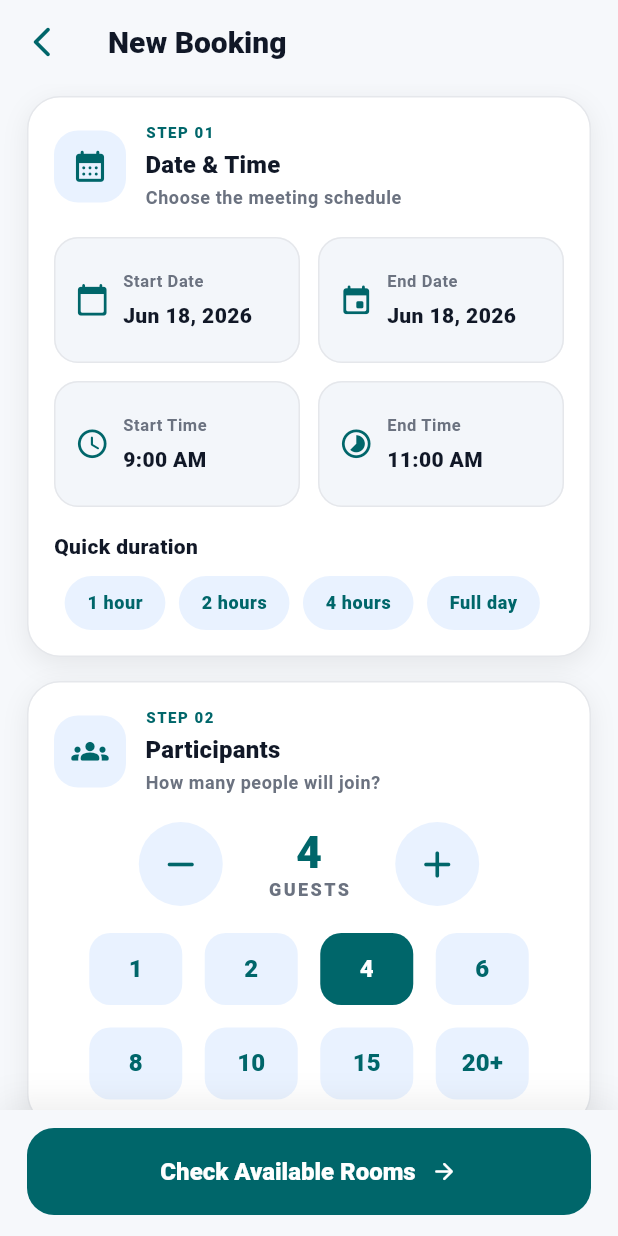
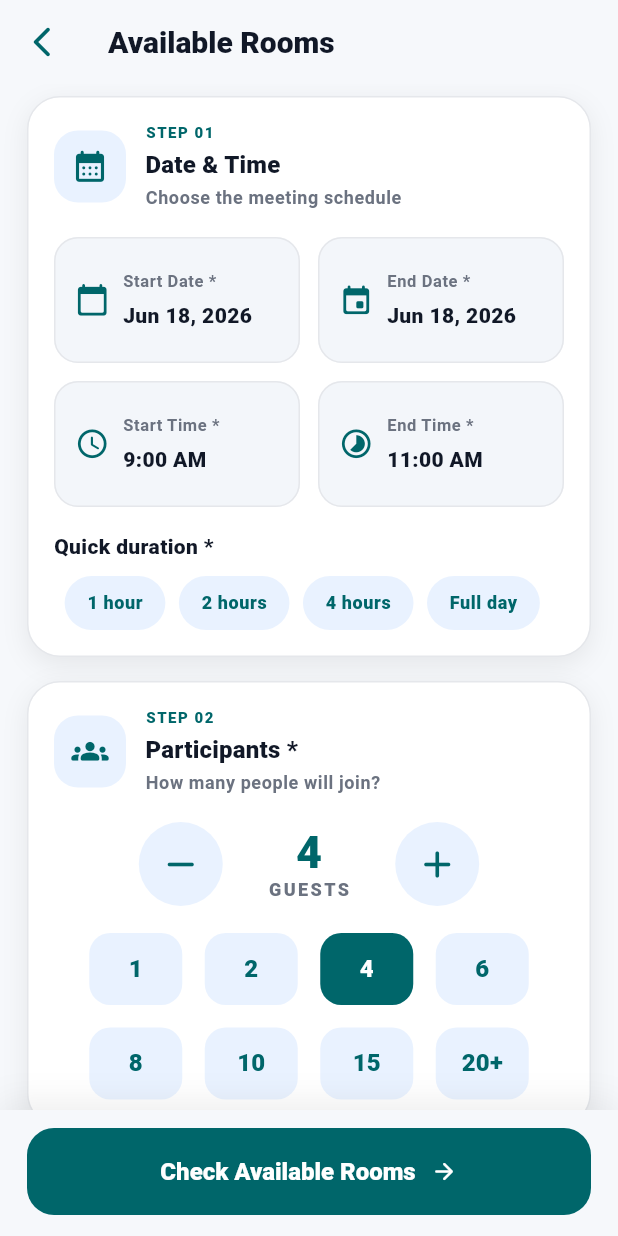
Before and after one commit to lratana/mrm_mobile, a Flutter app: the BookingSearchScreen screen opened directly, on a phone screen of 412 x 824 dp. Run offline on Flutter 3.47's test engine with Material 3 defaults, Android fonts, the light colour scheme and no system bars; our stand-ins replace cached_network_image, connectivity_plus, flutter_local_notifications, image_picker, share_plus, shared_preferences and 1 more; missing offline and left inert: clipboard, file_saver, to_csv; accounts and stored records are empty.

Commit message:
update date time on new booking

```diff
--- a/lib/screens/available_room_screen.dart
+++ b/lib/screens/available_room_screen.dart
@@ -68,7 +68,7 @@ class AvailableRoomScreen extends StatelessWidget {
         backgroundColor: context.appColors.background,
         elevation: 0,
         title: Text(
-          'Select Room',
+          'Select Available Room',
           style: context.appText.titleLarge?.copyWith(
             color: AppConstants.primary,
             fontWeight: FontWeight.w900,
--- a/lib/screens/booking_screen.dart
+++ b/lib/screens/booking_screen.dart
@@ -30,7 +30,7 @@ class _ExtraTimeSheet extends StatelessWidget {
   const _ExtraTimeSheet({required this.booking});
 
   String _formatTime(BuildContext context, DateTime dateTime) {
-    final localDateTime = dateTime;
+    final localDateTime = dateTime.toLocal();
 
     return MaterialLocalizations.of(context).formatTimeOfDay(
       TimeOfDay.fromDateTime(localDateTime),
@@ -255,7 +255,7 @@ class _ExtraTimeOption extends StatelessWidget {
   const _ExtraTimeOption({required this.hours, required this.currentEnd});
 
   String _formatTime(BuildContext context, DateTime dateTime) {
-    final localDateTime = dateTime;
+    final localDateTime = dateTime.toLocal();
 
     return MaterialLocalizations.of(context).formatTimeOfDay(
       TimeOfDay.fromDateTime(localDateTime),
--- a/lib/screens/booking_search_screen.dart
+++ b/lib/screens/booking_search_screen.dart
@@ -208,7 +208,7 @@ class _BookingSearchScreenState extends State<BookingSearchScreen> {
           onPressed: () => Navigator.pop(context),
         ),
         title: Text(
-          'New Booking',
+          'Available Rooms',
           style: context.appText.titleLarge?.copyWith(
             color: context.appColors.text,
             fontWeight: FontWeight.w900,
@@ -242,7 +242,7 @@ class _BookingSearchScreenState extends State<BookingSearchScreen> {
                     children: [
                       Expanded(
                         child: _DateTimeBox(
-                          label: 'Start Date',
+                          label: 'Start Date *',
                           value: _formatDate(selectedStartDate),
                           icon: Icons.calendar_today_rounded,
                           onTap: () => _pickDate(isStart: true),
@@ -251,7 +251,7 @@ class _BookingSearchScreenState extends State<BookingSearchScreen> {
                       const SizedBox(width: 12),
                       Expanded(
                         child: _DateTimeBox(
-                          label: 'End Date',
+                          label: 'End Date *',
                           value: _formatDate(selectedEndDate),
                           icon: Icons.event_rounded,
                           onTap: () => _pickDate(isStart: false),
@@ -266,7 +266,7 @@ class _BookingSearchScreenState extends State<BookingSearchScreen> {
                     children: [
                       Expanded(
                         child: _DateTimeBox(
-                          label: 'Start Time',
+                          label: 'Start Time *',
                           value: _formatTime(selectedStartTime),
                           icon: Icons.access_time_rounded,
                           onTap: () => _pickTime(isStart: true),
@@ -275,7 +275,7 @@ class _BookingSearchScreenState extends State<BookingSearchScreen> {
                       const SizedBox(width: 12),
                       Expanded(
                         child: _DateTimeBox(
-                          label: 'End Time',
+                          label: 'End Time *',
                           value: _formatTime(selectedEndTime),
                           icon: Icons.timelapse_rounded,
                           onTap: () => _pickTime(isStart: false),
@@ -289,7 +289,7 @@ class _BookingSearchScreenState extends State<BookingSearchScreen> {
                   Align(
                     alignment: Alignment.centerLeft,
                     child: Text(
-                      'Quick duration',
+                      'Quick duration *',
                       style: context.appText.bodyMedium?.copyWith(
                         color: context.appColors.text,
                         fontWeight: FontWeight.w900,
@@ -330,7 +330,7 @@ class _BookingSearchScreenState extends State<BookingSearchScreen> {
 
             _StepCard(
               step: '02',
-              title: 'Participants',
+              title: 'Participants *',
               subtitle: 'How many people will join?',
               icon: Icons.groups_rounded,
               child: Column(
@@ -398,7 +398,7 @@ class _BookingSearchScreenState extends State<BookingSearchScreen> {
 
             _StepCard(
               step: '03',
-              title: 'Equipment',
+              title: 'Equipment *',
               subtitle: 'Choose required room facilities',
               icon: Icons.devices_other_rounded,
               child: _EquipmentChipList(
--- a/lib/screens/register_screen.dart
+++ b/lib/screens/register_screen.dart
@@ -314,7 +314,7 @@ class _RegisterScreenState extends State<RegisterScreen> {
 
                     const SizedBox(height: 28),
 
-                    const OrDivider(text: 'OR Log In'),
+                    const OrDivider(text: 'OR Sign In'),
 
                     const SizedBox(height: 62),
 
@@ -332,7 +332,7 @@ class _RegisterScreenState extends State<RegisterScreen> {
                           GestureDetector(
                             onTap: auth.loading ? null : _goToLogin,
                             child: const Text(
-                              'Log In',
+                              'Sign In',
                               style: TextStyle(
                                 fontSize: 16,
                                 color: AppConstants.primary,
--- a/lib/screens/room_screen.dart
+++ b/lib/screens/room_screen.dart
@@ -246,7 +246,7 @@ class _RoomScreenState extends State<RoomScreen> {
         ),
         sliver: SliverToBoxAdapter(
           child: Text(
-            'Featured Spaces',
+            'Available Meeting Rooms',
             style: context.appText.headlineSmall?.copyWith(
               color: context.appColors.text,
               fontWeight: FontWeight.w900,
--- a/lib/services/auth_service.dart
+++ b/lib/services/auth_service.dart
@@ -59,7 +59,7 @@ class AuthService {
         'name': name.trim(),
         'full_name': name.trim(),
         'email': email.trim(),
-        'phone_number': phoneNumber.trim(),
+        'phone': phoneNumber.trim(),
         'password': password,
         'password_confirmation': password,
       },
--- a/lib/utils/constants.dart
+++ b/lib/utils/constants.dart
@@ -3,7 +3,7 @@ import 'package:flutter/material.dart';
 class AppConstants {
   // AppConstants._();
 
-  static const bool isProduction = false;
+  static const bool isProduction = true;
 
   static const String baseUrl = isProduction
       ? 'https://starlink98.cloud'
@@ -31,7 +31,7 @@ class AppConstants {
 
   // Auth endpoints. Change these if your Laravel auth routes use a different prefix.
   static const String loginPath = 'api/signin';
-  static const String registerPath = 'api/register';
+  static const String registerPath = 'api/signup';
   static const String updateProfilePath = 'api/update/photo';
   static const String forgotPasswordPath = 'api/forgot-password';
   static const String logoutPath = 'api/logout';
--- a/lib/widgets/booking_card.dart
+++ b/lib/widgets/booking_card.dart
@@ -39,13 +39,13 @@ class BookingCard extends StatelessWidget {
         return context.appColors.warning;
       case 'rejected':
       case 'cancelled':
-        return context.appColors.danger;
+        return context.appColors.text;
       case 'cancel_requested':
         return context.appColors.warning;
       case 'completed':
         return AppConstants.primary;
       default:
-        return const Color.fromARGB(255, 255, 100, 86);
+        return context.appColors.danger;
     }
   }
 
@@ -172,7 +172,7 @@ class BookingCard extends StatelessWidget {
                 const SizedBox(height: 11),
                 _InformationRow(
                   icon: Icons.person_outline_rounded,
-                  text: 'Chairman: ${booking.meetingChairman}',
+                  text: 'Meeting Chair: ${booking.meetingChairman}',
                 ),
               ],
 
```
Also changed, not shown: lib/screens/new_booking_screen.dart (+50 -20 lines).
